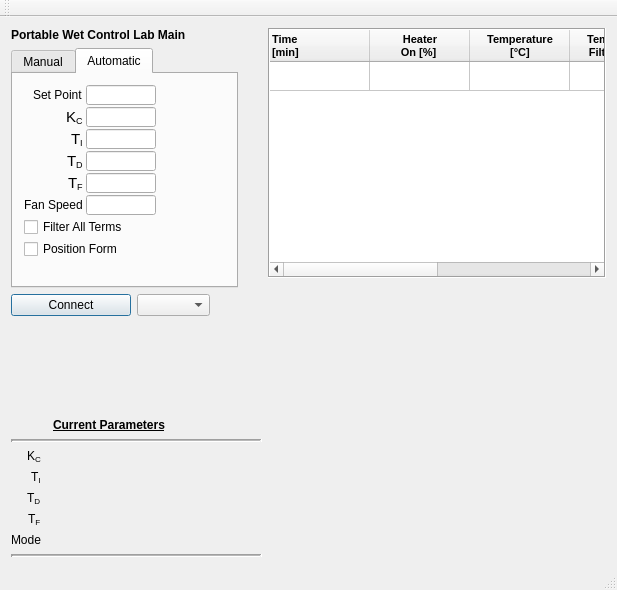
Above: mainwindow.ui from AnthonyA28/Qt-PWCL-main before the change. Below: the same form after it.
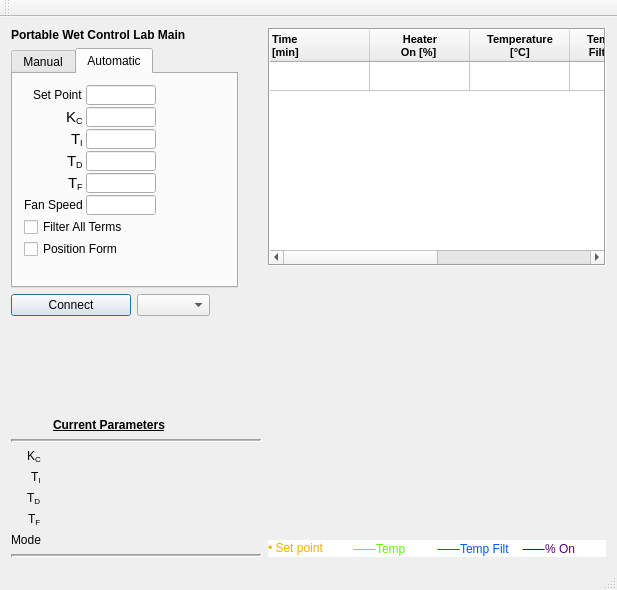
That is the form after the change. Icons and pictures are not drawn. Custom widgets are drawn as their Qt base class.

Patch:
```diff
--- a/mainwindow.ui
+++ b/mainwindow.ui
@@ -12,7 +12,7 @@
   </property>
   <property name="minimumSize">
    <size>
-    <width>542</width>
+    <width>617</width>
     <height>590</height>
    </size>
   </property>
@@ -26,7 +26,7 @@
   <widget class="QWidget" name="centralWidget">
    <layout class="QGridLayout" name="gridLayout">
     <item row="0" column="1">
-     <layout class="QVBoxLayout" name="verticalLayout" stretch="1,0,1">
+     <layout class="QVBoxLayout" name="verticalLayout" stretch="1,0,1,0">
       <property name="sizeConstraint">
        <enum>QLayout::SetMaximumSize</enum>
       </property>
@@ -302,6 +302,15 @@
              </color>
             </brush>
            </colorrole>
+           <colorrole role="PlaceholderText">
+            <brush brushstyle="NoBrush">
+             <color alpha="128">
+              <red>255</red>
+              <green>0</green>
+              <blue>4</blue>
+             </color>
+            </brush>
+           </colorrole>
           </active>
           <inactive>
            <colorrole role="WindowText">
@@ -322,6 +331,15 @@
              </color>
             </brush>
            </colorrole>
+           <colorrole role="PlaceholderText">
+            <brush brushstyle="NoBrush">
+             <color alpha="128">
+              <red>255</red>
+              <green>0</green>
+              <blue>4</blue>
+             </color>
+            </brush>
+           </colorrole>
           </inactive>
           <disabled>
            <colorrole role="WindowText">
@@ -342,6 +360,15 @@
              </color>
             </brush>
            </colorrole>
+           <colorrole role="PlaceholderText">
+            <brush brushstyle="NoBrush">
+             <color alpha="128">
+              <red>255</red>
+              <green>0</green>
+              <blue>4</blue>
+             </color>
+            </brush>
+           </colorrole>
           </disabled>
          </palette>
         </property>
@@ -360,6 +387,65 @@
       <item>
        <widget class="QCustomPlot" name="plot" native="true"/>
       </item>
+      <item>
+       <layout class="QHBoxLayout" name="horizontalLayout">
+        <property name="spacing">
+         <number>0</number>
+        </property>
+        <item>
+         <widget class="QLabel" name="label_10">
+          <property name="styleSheet">
+           <string notr="true">background-color: rgb(255, 255, 255);</string>
+          </property>
+          <property name="lineWidth">
+           <number>1</number>
+          </property>
+          <property name="text">
+           <string>&lt;html&gt;&lt;head/&gt;&lt;body&gt;&lt;p&gt;&lt;span style=&quot; font-family:'arial unicode ms,Lucida Sans Unicode,sans-serif'; font-size:9pt; color:#ffaa00; background-color:#ffffff;&quot;&gt;• Set point&lt;/span&gt;&lt;/p&gt;&lt;/body&gt;&lt;/html&gt;</string>
+          </property>
+         </widget>
+        </item>
+        <item>
+         <widget class="QLabel" name="label_12">
+          <property name="styleSheet">
+           <string notr="true">background-color: rgb(255, 255, 255);</string>
+          </property>
+          <property name="lineWidth">
+           <number>1</number>
+          </property>
+          <property name="text">
+           <string>&lt;html&gt;&lt;head/&gt;&lt;body&gt;&lt;p&gt;&lt;span style=&quot; font-family:'Code2000,Arial Unicode MS,Lucida Sans Unicode'; font-size:9pt; color:#55ff00; background-color:#fbfffe;&quot;&gt;⸺&lt;/span&gt;&lt;span style=&quot; font-family:'arial unicode ms,Lucida Sans Unicode,sans-serif'; font-size:9pt; color:#55ff00; background-color:#ffffff;&quot;&gt;Temp&lt;/span&gt;&lt;/p&gt;&lt;/body&gt;&lt;/html&gt;</string>
+          </property>
+         </widget>
+        </item>
+        <item>
+         <widget class="QLabel" name="label_14">
+          <property name="styleSheet">
+           <string notr="true">background-color: rgb(255, 255, 255);</string>
+          </property>
+          <property name="lineWidth">
+           <number>1</number>
+          </property>
+          <property name="text">
+           <string>&lt;html&gt;&lt;head/&gt;&lt;body&gt;&lt;p&gt;&lt;span style=&quot; font-family:'Code2000,Arial Unicode MS,Lucida Sans Unicode'; font-size:9pt; color:#0055ff; background-color:#fbfffe;&quot;&gt;⸺&lt;/span&gt;&lt;span style=&quot; font-family:'arial unicode ms,Lucida Sans Unicode,sans-serif'; font-size:9pt; color:#0055ff; background-color:#ffffff;&quot;&gt;Temp Filt &lt;/span&gt;&lt;/p&gt;&lt;/body&gt;&lt;/html&gt;</string>
+          </property>
+         </widget>
+        </item>
+        <item>
+         <widget class="QLabel" name="label_15">
+          <property name="styleSheet">
+           <string notr="true">background-color: rgb(255, 255, 255);</string>
+          </property>
+          <property name="lineWidth">
+           <number>1</number>
+          </property>
+          <property name="text">
+           <string>&lt;html&gt;&lt;head/&gt;&lt;body&gt;&lt;p&gt;&lt;span style=&quot; font-family:'Code2000,Arial Unicode MS,Lucida Sans Unicode'; font-size:9pt; color:#55007f; background-color:#fbfffe;&quot;&gt;⸺&lt;/span&gt;&lt;span style=&quot; font-family:'arial unicode ms,Lucida Sans Unicode,sans-serif'; font-size:9pt; color:#55007f; background-color:#ffffff;&quot;&gt;% On&lt;/span&gt;&lt;/p&gt;&lt;/body&gt;&lt;/html&gt;</string>
+          </property>
+         </widget>
+        </item>
+       </layout>
+      </item>
      </layout>
     </item>
     <item row="0" column="0">
```
Left out of the diff: 26 changed lines with no effect on the pictures.
